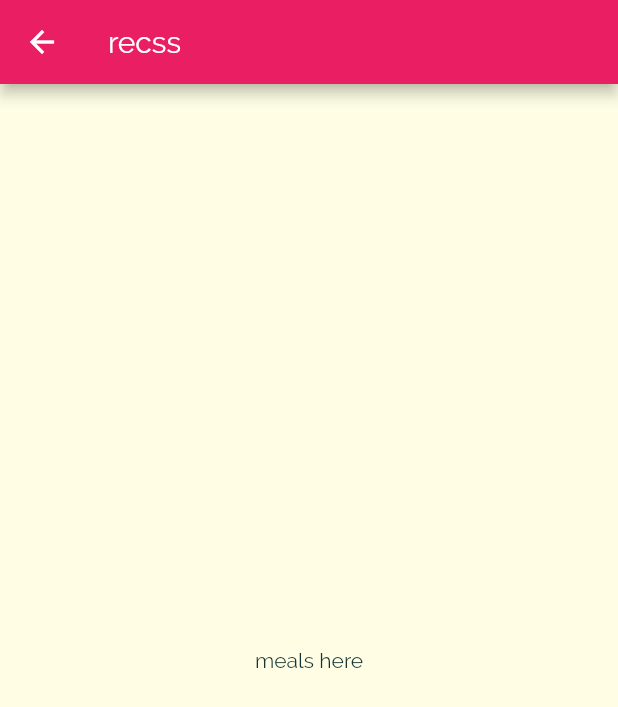
After one commit to fiend361/flutter-meal-app, a Flutter app: the screen it shows after launch, after a tap on "Italian", on a phone screen of 412 x 824 dp. The commit adds this screen. Shown: the top 707 px of the screen. Run offline on Flutter 3.47's test engine with Material 2 defaults, Android fonts, the phone set to English and light mode, and no system bars.

Commit message:
added navigator to category meals screen

```diff
--- a/lib/category_item.dart
+++ b/lib/category_item.dart
@@ -1,4 +1,5 @@
 import 'package:flutter/material.dart';
+import './category_meals_screen.dart';
 
 class CategoryItem extends StatelessWidget {
   final String title;
@@ -9,9 +10,23 @@ class CategoryItem extends StatelessWidget {
     this.color,
   );
 
+  void selectCategory(BuildContext context) {
+    Navigator.of(context).push(
+      MaterialPageRoute(
+        builder: (_) {
+          return CategoryMealsScreen();
+        },
+      ),
+    );
+  }
+
   @override
   Widget build(BuildContext context) {
-    return Container(
+    return InkWell(
+      onTap: () => selectCategory(context),
+      splashColor: Theme.of(context).primaryColor,
+      borderRadius: BorderRadius.circular(15),
+      child: Container(
         padding: const EdgeInsets.all(10),
         child: Text(
           title,
@@ -28,6 +43,7 @@ class CategoryItem extends StatelessWidget {
           ),
           borderRadius: BorderRadius.circular(15),
         ),
+      ),
     );
   }
 }
--- /dev/null
+++ b/lib/category_meals_screen.dart
@@ -0,0 +1,15 @@
+import 'package:flutter/material.dart';
+
+class CategoryMealsScreen extends StatelessWidget {
+  @override
+  Widget build(BuildContext context) {
+    return Scaffold(
+      appBar: AppBar(
+        title: Text('recss'),
+      ),
+      body: Center(
+        child: Text('meals here'),
+      ),
+    );
+  }
+}
```
Lines whose indentation alone changed are shown as unchanged.
